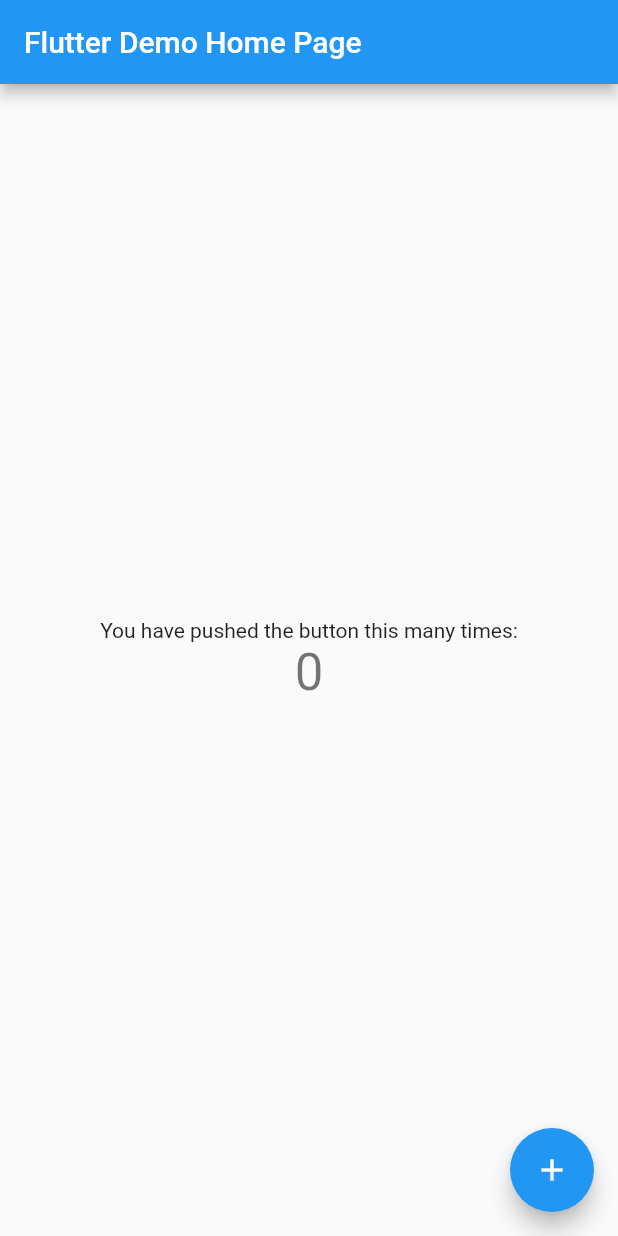
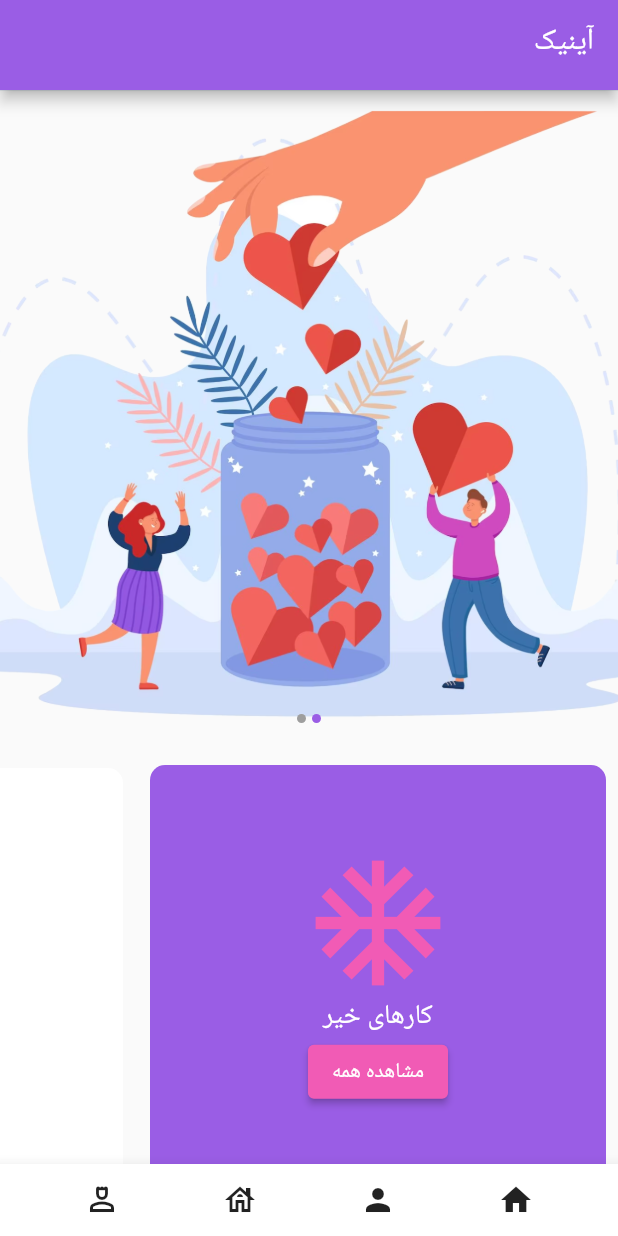
Before and after one commit to Hediyeh-Eshaqi/ainik-frontend, a Flutter app: the screen it shows after launch, on a phone screen of 412 x 824 dp. Run offline on Flutter 3.47's test engine with Material 2 defaults, Android fonts, the phone set to English and light mode, and no system bars; drawn by our look-alikes of flutter_image_slideshow.

Commit message:
responsive structure of home page added

```diff
--- /dev/null
+++ b/lib/common/colors.dart
@@ -0,0 +1,17 @@
+import 'package:flutter/material.dart';
+
+// Map<String, Color> AinikColors = {
+//   "warning": const Color.fromRGBO(246, 189, 96, 1),
+//   "secondary": const Color.fromARGB(255, 247, 237, 226),
+//   "primary": const Color.fromARGB(255, 245, 202, 195),
+//   "info": const Color.fromARGB(255, 132, 165, 157),
+//   "danger": const Color.fromARGB(255, 242, 132, 130),
+// };
+
+Map<String, Color> AinikColors = {
+  "warning": const Color.fromARGB(255, 254, 229, 64),
+  "secondary": const Color.fromARGB(255, 0, 245, 212),
+  "primary": const Color.fromARGB(255, 154, 93, 229),
+  "info": const Color.fromARGB(255, 0, 187, 249),
+  "danger": const Color.fromARGB(255, 241, 91, 181),
+};
--- a/lib/main.dart
+++ b/lib/main.dart
@@ -1,3 +1,6 @@
+import 'package:ainik_frontend/widgets/custom_app_bar.dart';
+import 'package:ainik_frontend/widgets/custom_bottom_app_bar.dart';
+import 'package:ainik_frontend/pages/home_page.dart';
 import 'package:flutter/material.dart';
 
 void main() {
@@ -10,106 +13,49 @@ class MyApp extends StatelessWidget {
   // This widget is the root of your application.
   @override
   Widget build(BuildContext context) {
-    return MaterialApp(
-      title: 'Flutter Demo',
-      theme: ThemeData(
-        // This is the theme of your application.
-        //
-        // Try running your application with "flutter run". You'll see the
-        // application has a blue toolbar. Then, without quitting the app, try
-        // changing the primarySwatch below to Colors.green and then invoke
-        // "hot reload" (press "r" in the console where you ran "flutter run",
-        // or simply save your changes to "hot reload" in a Flutter IDE).
-        // Notice that the counter didn't reset back to zero; the application
-        // is not restarted.
-        primarySwatch: Colors.blue,
+    return const MaterialApp(
+      debugShowCheckedModeBanner: false,
+      title: 'آینیک',
+      home: Directionality(
+        textDirection: TextDirection.rtl,
+        child: AInik(title: "آینیک"),
       ),
-      home: const MyHomePage(title: 'Flutter Demo Home Page'),
     );
   }
 }
 
-class MyHomePage extends StatefulWidget {
-  const MyHomePage({super.key, required this.title});
-
-  // This widget is the home page of your application. It is stateful, meaning
-  // that it has a State object (defined below) that contains fields that affect
-  // how it looks.
-
-  // This class is the configuration for the state. It holds the values (in this
-  // case the title) provided by the parent (in this case the App widget) and
-  // used by the build method of the State. Fields in a Widget subclass are
-  // always marked "final".
-
+class AInik extends StatefulWidget {
+  const AInik({super.key, required this.title});
   final String title;
 
   @override
-  State<MyHomePage> createState() => _MyHomePageState();
+  State<AInik> createState() => _AInikState();
 }
 
-class _MyHomePageState extends State<MyHomePage> {
-  int _counter = 0;
-
-  void _incrementCounter() {
-    setState(() {
-      // This call to setState tells the Flutter framework that something has
-      // changed in this State, which causes it to rerun the build method below
-      // so that the display can reflect the updated values. If we changed
-      // _counter without calling setState(), then the build method would not be
-      // called again, and so nothing would appear to happen.
-      _counter++;
-    });
-  }
-
+class _AInikState extends State<AInik> {
   @override
   Widget build(BuildContext context) {
-    // This method is rerun every time setState is called, for instance as done
-    // by the _incrementCounter method above.
-    //
-    // The Flutter framework has been optimized to make rerunning build methods
-    // fast, so that you can just rebuild anything that needs updating rather
-    // than having to individually change instances of widgets.
+    double width = MediaQuery.of(context).size.width;
+
+    String getDeviceType() {
+      if (width < 481) {
+        return "Mobile";
+      } else if (width > 480 && width < 769) {
+        return "Tablet";
+      }
+      return "Laptop";
+    }
+
     return Scaffold(
-      appBar: AppBar(
-        // Here we take the value from the MyHomePage object that was created by
-        // the App.build method, and use it to set our appbar title.
-        title: Text(widget.title),
-      ),
-      body: Center(
-        // Center is a layout widget. It takes a single child and positions it
-        // in the middle of the parent.
-        child: Column(
-          // Column is also a layout widget. It takes a list of children and
-          // arranges them vertically. By default, it sizes itself to fit its
-          // children horizontally, and tries to be as tall as its parent.
-          //
-          // Invoke "debug painting" (press "p" in the console, choose the
-          // "Toggle Debug Paint" action from the Flutter Inspector in Android
-          // Studio, or the "Toggle Debug Paint" command in Visual Studio Code)
-          // to see the wireframe for each widget.
-          //
-          // Column has various properties to control how it sizes itself and
-          // how it positions its children. Here we use mainAxisAlignment to
-          // center the children vertically; the main axis here is the vertical
-          // axis because Columns are vertical (the cross axis would be
-          // horizontal).
-          mainAxisAlignment: MainAxisAlignment.center,
-          children: <Widget>[
-            const Text(
-              'You have pushed the button this many times:',
-            ),
-            Text(
-              '$_counter',
-              style: Theme.of(context).textTheme.headlineMedium,
-            ),
-          ],
+      appBar: PreferredSize(
+        preferredSize: const Size.fromHeight(60.0),
+        child: CustomAppBar(
+          device: getDeviceType(),
         ),
       ),
-      floatingActionButton: FloatingActionButton(
-        onPressed: _incrementCounter,
-        tooltip: 'Increment',
-        child: const Icon(Icons.add),
-      ), // This trailing comma makes auto-formatting nicer for build methods.
+      body: const HomePage(),
+      bottomNavigationBar:
+          getDeviceType() == 'Mobile' ? const CustomBottomAppBar() : null,
     );
   }
 }
--- /dev/null
+++ b/lib/pages/home_page.dart
@@ -0,0 +1,102 @@
+import 'package:ainik_frontend/common/colors.dart';
+import 'package:ainik_frontend/widgets/my_list_view.dart';
+import 'package:flutter/material.dart';
+import 'package:flutter_image_slideshow/flutter_image_slideshow.dart';
+
+class HomePage extends StatefulWidget {
+  const HomePage({super.key});
+
+  @override
+  State<HomePage> createState() => _HomePageState();
+}
+
+class _HomePageState extends State<HomePage> {
+  @override
+  Widget build(BuildContext context) {
+    return SingleChildScrollView(
+      child: Column(
+        children: [
+          ImageSlideshow(
+            /// Width of the [ImageSlideshow].
+            width: double.infinity,
+
+            /// Height of the [ImageSlideshow].
+            height: MediaQuery.of(context).size.height / 2 + 20,
+
+            /// The page to show when first creating the [ImageSlideshow].
+            initialPage: 0,
+
+            /// The color to paint the indicator.
+            indicatorColor: AinikColors["primary"],
+
+            /// The color to paint behind th indicator.
+            indicatorBackgroundColor: Colors.grey,
+
+            /// The widgets to display in the [ImageSlideshow].
+            /// Add the sample image file into the images folder
+
+            /// Called whenever the page in the center of the viewport changes.
+            // onPageChanged: (value) {
+            //   print('Page changed: $value');
+            // },
+
+            /// Auto scroll interval.
+            /// Do not auto scroll with null or 0.
+            autoPlayInterval: 3000,
+
+            /// Loops back to first slide.
+            isLoop: true,
+            children: [
+              Image.asset(
+                'lib/assets/images/1.png',
+                // fit: BoxFit.none,
+                fit: BoxFit.fitHeight,
+              ),
+              Image.asset(
+                'lib/assets/images/2.png',
+                fit: BoxFit.fitHeight,
+              ),
+              // Image.asset(
+              //   'lib/assets/images/3.png',
+              //   fit: BoxFit.fitHeight,
+              // ),
+            ],
+          ),
+          const SizedBox(
+            height: 10,
+          ),
+          MyListView(
+            firstItem: "کارهای خیر",
+            icon: const Icon(
+              Icons.ac_unit_outlined,
+              color: Color.fromARGB(255, 241, 91, 181),
+              size: 100,
+            ),
+          ),
+          const SizedBox(
+            height: 10,
+          ),
+          MyListView(
+            icon: const Icon(
+              Icons.person_4_outlined,
+              color: Color.fromARGB(255, 241, 91, 181),
+              size: 100,
+            ),
+            firstItem: "برترین خیر ها",
+          ),
+          const SizedBox(
+            height: 10,
+          ),
+          MyListView(
+            icon: const Icon(
+              Icons.house,
+              color: Color.fromARGB(255, 241, 91, 181),
+              size: 100,
+            ),
+            firstItem: "برترین خیریه ها",
+          ),
+        ],
+      ),
+    );
+  }
+}
--- /dev/null
+++ b/lib/widgets/custom_app_bar.dart
@@ -0,0 +1,124 @@
+import 'package:ainik_frontend/common/colors.dart';
+import 'package:flutter/material.dart';
+
+class CustomAppBar extends StatefulWidget {
+  const CustomAppBar({super.key, required this.device});
+  final String device;
+  @override
+  State<CustomAppBar> createState() => _CustomAppBarState();
+}
+
+class _CustomAppBarState extends State<CustomAppBar> {
+  @override
+  Widget build(BuildContext context) {
+    if (widget.device == "Mobile") {
+      return AppBar(
+        backgroundColor: AinikColors["primary"],
+        title: const Text(
+          "آینیک",
+          style: TextStyle(color: Colors.white),
+        ),
+      );
+    }
+    if (widget.device == "Laptop") {
+      return AppBar(
+        backgroundColor: AinikColors["primary"],
+        title: Row(
+          children: [
+            Row(
+              children: const [
+                Icon(Icons.home, color: Colors.white),
+                Text(
+                  "آینیک",
+                  style: TextStyle(color: Colors.white),
+                ),
+              ],
+            ),
+            const Spacer(),
+            Row(
+              children: const [
+                Icon(Icons.house, color: Colors.white),
+                Text(
+                  "خیریه ها",
+                  style: TextStyle(color: Colors.white),
+                ),
+              ],
+            ),
+            const Spacer(),
+            Row(
+              children: const [
+                Icon(Icons.person_4_outlined, color: Colors.white),
+                Text(
+                  "خیر ها",
+                  style: TextStyle(color: Colors.white),
+                ),
+              ],
+            ),
+            // const Spacer(),
+            // Row(
+            //   children: const [
+            //     Icon(
+            //       Icons.person,
+            //       color: Colors.white,
+            //     ),
+            //     Text(
+            //       "پروفایل",
+            //       style: TextStyle(color: Colors.white),
+            //     ),
+            //   ],
+            // ),
+            const Spacer(),
+            OutlinedButton(
+              onPressed: () {},
+              child: Text("ورود/ثبت نام"),
+              style: OutlinedButton.styleFrom(
+                backgroundColor: AinikColors["warning"],
+                foregroundColor: Colors.black, //<-- SEE HERE
+              ),
+            )
+          ],
+        ),
+      );
+    }
+    return AppBar(
+      backgroundColor: AinikColors["primary"],
+      title: Row(
+        children: [
+          Row(children: const [
+            Text(
+              "آینیک",
+              style: TextStyle(color: Colors.white),
+            ),
+          ]),
+          const Spacer(),
+          Row(
+            children: const [
+              Icon(Icons.house, color: Colors.white),
+            ],
+          ),
+          const Spacer(),
+          Row(
+            children: const [
+              Icon(Icons.person_4_outlined, color: Colors.white),
+            ],
+          ),
+          // const Spacer(),
+          // Row(
+          //   children: const [
+          //     Icon(Icons.person, color: Colors.white),
+          //   ],
+          // ),
+          const Spacer(),
+          OutlinedButton(
+            onPressed: () {},
+            child: Text("ورود/ثبت نام"),
+            style: OutlinedButton.styleFrom(
+              backgroundColor: AinikColors["warning"],
+              foregroundColor: Colors.black, //<-- SEE HERE
+            ),
+          )
+        ],
+      ),
+    );
+  }
+}
--- /dev/null
+++ b/lib/widgets/custom_bottom_app_bar.dart
@@ -0,0 +1,38 @@
+import 'package:flutter/material.dart';
+
+class CustomBottomAppBar extends StatelessWidget {
+  const CustomBottomAppBar({
+    super.key,
+  });
+
+  @override
+  Widget build(BuildContext context) {
+    return BottomAppBar(
+      child: Row(
+        children: [
+          const Spacer(),
+          IconButton(
+            onPressed: () {},
+            icon: const Icon(Icons.home),
+          ),
+          const Spacer(),
+          IconButton(
+            onPressed: () {},
+            icon: const Icon(Icons.person),
+          ),
+          const Spacer(),
+          IconButton(
+            onPressed: () {},
+            icon: const Icon(Icons.house_outlined),
+          ),
+          const Spacer(),
+          IconButton(
+            onPressed: () {},
+            icon: const Icon(Icons.person_4_outlined),
+          ),
+          const Spacer()
+        ],
+      ),
+    );
+  }
+}
--- /dev/null
+++ b/lib/widgets/my_list_view.dart
@@ -0,0 +1,113 @@
+import 'package:ainik_frontend/common/colors.dart';
+import 'package:flutter/material.dart';
+
+class MyListView extends StatefulWidget {
+  String firstItem;
+  Icon icon;
+  MyListView({super.key, required this.firstItem, required this.icon});
+
+  @override
+  State<MyListView> createState() => _MyListViewState();
+}
+
+class _MyListViewState extends State<MyListView> {
+  @override
+  Widget build(BuildContext context) {
+    return Container(
+      // color: Color.fromARGB(255, 201, 165, 201),
+      height: 300,
+      child: ListView(
+        scrollDirection: Axis.horizontal,
+        children: <Widget>[
+          Container(
+            decoration: BoxDecoration(
+              borderRadius: BorderRadius.circular(10),
+              color: AinikColors["primary"],
+              boxShadow: const [
+                BoxShadow(
+                    spreadRadius: 2, color: Color.fromARGB(255, 154, 93, 229)),
+              ],
+            ),
+            margin: EdgeInsets.all(10),
+            width: 300,
+            child: Column(
+              mainAxisAlignment: MainAxisAlignment.center,
+              children: [
+                widget.icon,
+                Center(
+                    child: Text(
+                  widget.firstItem,
+                  style: TextStyle(fontSize: 18, color: Colors.white),
+                )),
+                ElevatedButton(
+                  onPressed: () {},
+                  child: Text("مشاهده همه"),
+                  style: ElevatedButton.styleFrom(
+                    backgroundColor: AinikColors["danger"],
+                    foregroundColor: Colors.white,
+                  ),
+                )
+              ],
+            ),
+          ),
+          Container(
+            // color: Colors.cyan,
+            margin: EdgeInsets.all(10),
+            width: 300,
+            decoration: BoxDecoration(
+              borderRadius: BorderRadius.circular(10),
+              color: Colors.white,
+            ),
+            child: Center(
+                child: Text(
+              widget.firstItem,
+              style: TextStyle(fontSize: 18, color: Colors.white),
+            )),
+          ),
+          Container(
+            // color: Colors.cyan,
+            margin: EdgeInsets.all(10),
+            width: 300,
+            decoration: BoxDecoration(
+              borderRadius: BorderRadius.circular(10),
+              color: Colors.white,
+            ),
+            child: Center(
+                child: Text(
+              widget.firstItem,
+              style: TextStyle(fontSize: 18, color: Colors.white),
+            )),
+          ),
+          Container(
+            // color: Colors.cyan,
+            margin: EdgeInsets.all(10),
+            width: 300,
+            decoration: BoxDecoration(
+              borderRadius: BorderRadius.circular(10),
+              color: Colors.white,
+            ),
+            child: Center(
+                child: Text(
+              widget.firstItem,
+              style: TextStyle(fontSize: 18, color: Colors.white),
+            )),
+          ),
+          Container(
+            // color: Colors.cyan,
+            margin: EdgeInsets.all(10),
+            width: 300,
+            decoration: BoxDecoration(
+              borderRadius: BorderRadius.circular(10),
+              color: Colors.white,
+            ),
+            child: Center(
+                child: Text(
+              widget.firstItem,
+              style: TextStyle(fontSize: 18, color: Colors.white),
+            )),
+          ),
+        ],
+      ),
+    );
+  }
+}
```
Also changed, not shown: pubspec.yaml (+5 -2 lines), lib/assets/images/1.png (added), lib/assets/images/2.png (added), lib/assets/images/3.png (added).
